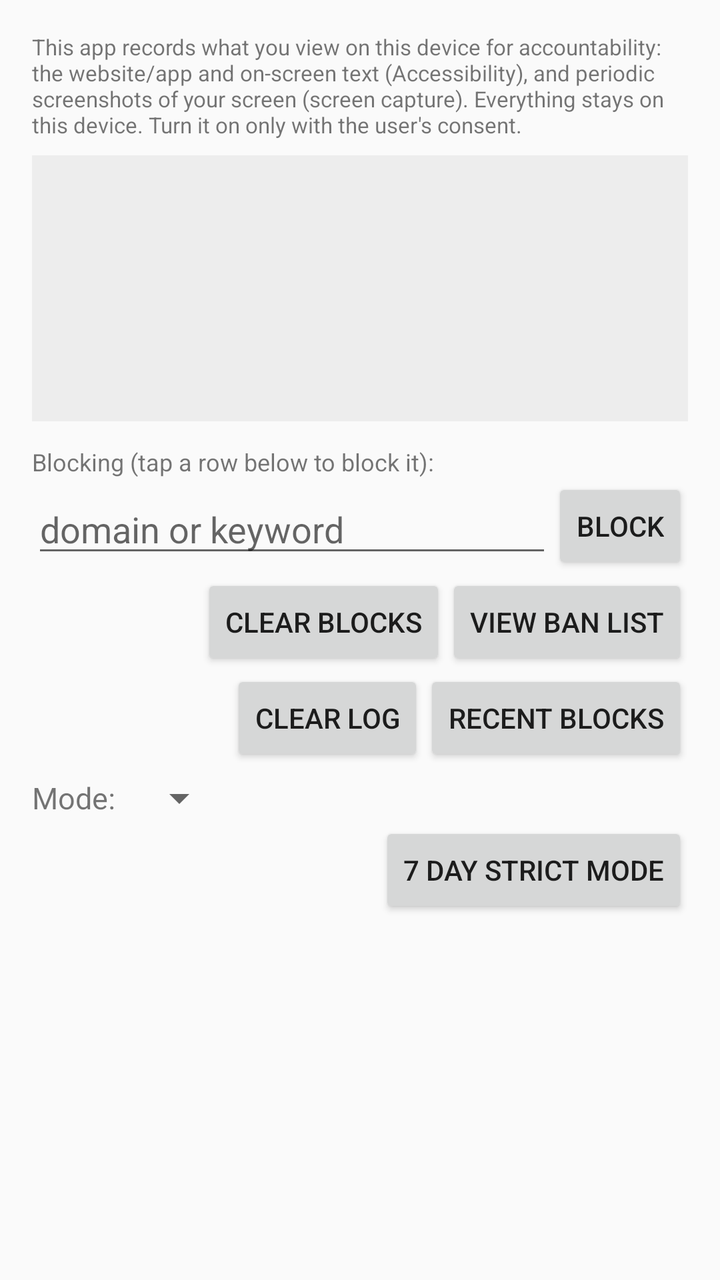
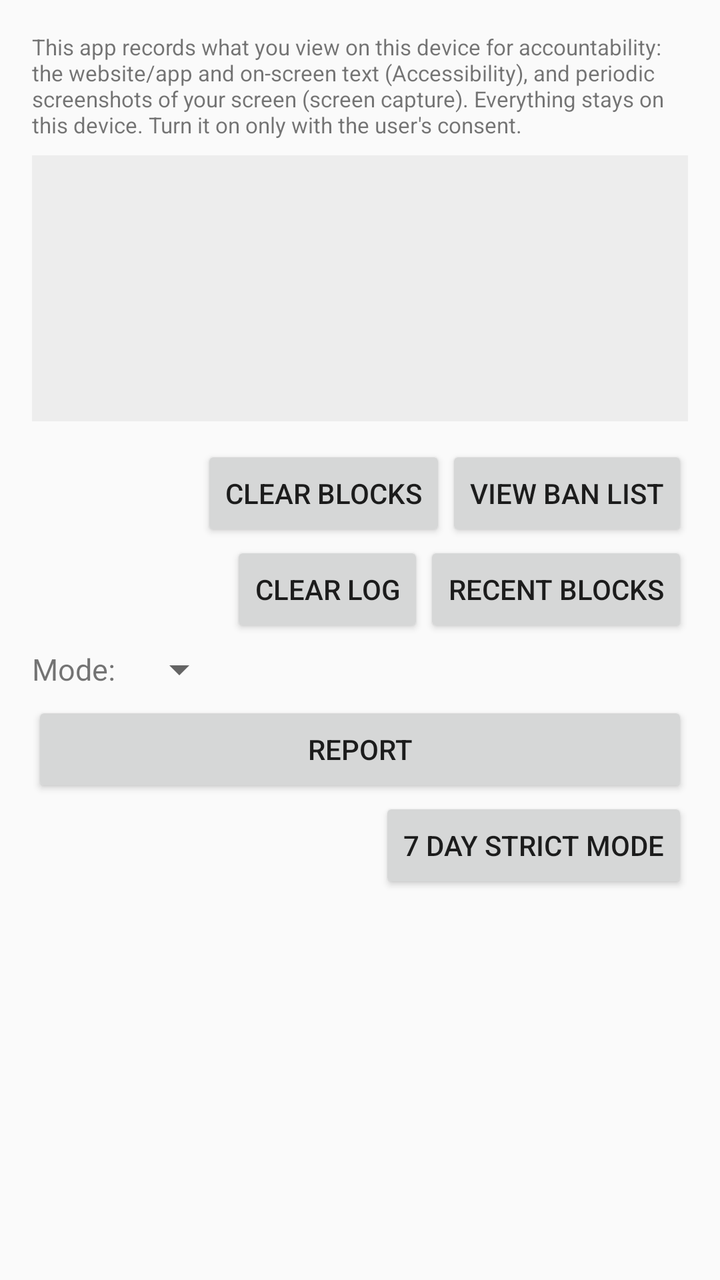

Before-and-after screenshots of an Android layout around one commit, followed by the original layout XML and the change that was made.
<!-- AndroidManifest.xml: application theme Theme.WebTrafficMonitor -->
<!-- res/layout/activity_main.xml -->
<?xml version="1.0" encoding="utf-8"?>
<LinearLayout xmlns:android="http://schemas.android.com/apk/res/android"
    android:layout_width="match_parent"
    android:layout_height="match_parent"
    android:orientation="vertical"
    android:padding="16dp">

    <TextView
        android:id="@+id/disclosure"
        android:layout_width="match_parent"
        android:layout_height="wrap_content"
        android:paddingBottom="8dp"
        android:text="@string/disclosure"
        android:textSize="11sp" />

    
    <LinearLayout
        android:layout_width="match_parent"
        android:layout_height="wrap_content"
        android:orientation="vertical"
        android:background="#0D000000"
        android:padding="12dp"
        android:layout_marginBottom="12dp">

        <TextView
            android:id="@+id/status_overlay"
            android:layout_width="match_parent"
            android:layout_height="wrap_content"
            android:clickable="true"
            android:focusable="true"
            android:paddingVertical="8dp"
            android:textSize="15sp" />

        <TextView
            android:id="@+id/status_accessibility"
            android:layout_width="match_parent"
            android:layout_height="wrap_content"
            android:clickable="true"
            android:focusable="true"
            android:paddingVertical="8dp"
            android:textSize="15sp" />

        <TextView
            android:id="@+id/status_lock"
            android:layout_width="match_parent"
            android:layout_height="wrap_content"
            android:clickable="true"
            android:focusable="true"
            android:paddingVertical="8dp"
            android:textSize="15sp" />
    </LinearLayout>

    <TextView
        android:id="@+id/block_rules"
        android:layout_width="match_parent"
        android:layout_height="wrap_content"
        android:text="@string/blocking_label"
        android:textSize="12sp" />

    <LinearLayout
        android:layout_width="match_parent"
        android:layout_height="wrap_content"
        android:gravity="center_vertical"
        android:orientation="horizontal">

        <EditText
            android:id="@+id/input_block"
            android:layout_width="0dp"
            android:layout_height="wrap_content"
            android:layout_weight="1"
            android:hint="@string/block_hint"
            android:imeOptions="actionDone"
            android:inputType="textNoSuggestions"
            android:maxLines="1" />

        <Button
            android:id="@+id/btn_block"
            style="?android:attr/buttonStyleSmall"
            android:layout_width="wrap_content"
            android:layout_height="wrap_content"
            android:text="@string/block" />
    </LinearLayout>

    
    <LinearLayout
        android:layout_width="match_parent"
        android:layout_height="wrap_content"
        android:gravity="end"
        android:orientation="horizontal">

        <Button
            android:id="@+id/btn_clear_blocks"
            style="?android:attr/buttonStyleSmall"
            android:layout_width="wrap_content"
            android:layout_height="wrap_content"
            android:text="@string/clear_blocks" />

        <Button
            android:id="@+id/btn_ban_list"
            style="?android:attr/buttonStyleSmall"
            android:layout_width="wrap_content"
            android:layout_height="wrap_content"
            android:text="View ban list" />

    </LinearLayout>

    
    <LinearLayout
        android:layout_width="match_parent"
        android:layout_height="wrap_content"
        android:gravity="end"
        android:orientation="horizontal">

        <Button
            android:id="@+id/btn_clear_log"
            style="?android:attr/buttonStyleSmall"
            android:layout_width="wrap_content"
            android:layout_height="wrap_content"
            android:text="@string/clear_log" />

        <Button
            android:id="@+id/btn_recent_blocks"
            style="?android:attr/buttonStyleSmall"
            android:layout_width="wrap_content"
            android:layout_height="wrap_content"
            android:text="Recent blocks" />
    </LinearLayout>

    
    <LinearLayout
        android:layout_width="match_parent"
        android:layout_height="wrap_content"
        android:gravity="center_vertical"
        android:orientation="horizontal"
        android:paddingTop="4dp">

        <TextView
            android:layout_width="wrap_content"
            android:layout_height="wrap_content"
            android:paddingEnd="8dp"
            android:text="Mode:"
            android:textSize="15sp" />

        <Spinner
            android:id="@+id/spinner_mode"
            android:layout_width="wrap_content"
            android:layout_height="wrap_content" />
    </LinearLayout>

    
    <LinearLayout
        android:layout_width="match_parent"
        android:layout_height="wrap_content"
        android:gravity="end"
        android:orientation="horizontal">

        <Button
            android:id="@+id/btn_strict_week"
            style="?android:attr/buttonStyleSmall"
            android:layout_width="wrap_content"
            android:layout_height="wrap_content"
            android:text="7 day strict mode" />
    </LinearLayout>

    <TextView
        android:id="@+id/empty_list"
        android:layout_width="match_parent"
        android:layout_height="wrap_content"
        android:paddingVertical="24dp"
        android:text="@string/empty_list"
        android:textAlignment="center"
        android:visibility="gone" />

    <androidx.recyclerview.widget.RecyclerView
        android:id="@+id/list"
        android:layout_width="match_parent"
        android:layout_height="0dp"
        android:layout_weight="1"
        android:clipToPadding="false"
        android:paddingTop="8dp" />

</LinearLayout>
<!-- resources referenced by this layout -->
<resources>
  <string name="block">Block</string>
  <string name="block_hint">domain or keyword</string>
  <string name="blocking_label">Blocking (tap a row below to block it):</string>
  <string name="clear_blocks">Clear blocks</string>
  <string name="clear_log">Clear log</string>
  <string name="disclosure">This app records what you view on this device for accountability: the website/app and on-screen text (Accessibility), and periodic screenshots of your screen (screen capture). Everything stays on this device. Turn it on only with the user\'s consent.</string>
  <string name="empty_list">Nothing recorded yet. Turn on monitoring above.</string>
  <style name="Theme.WebTrafficMonitor" parent="Theme.AppCompat.Light.NoActionBar" />
</resources>

<!-- the commit's change to res/layout/activity_main.xml (unified diff, before → after) -->
@@ -48,37 +48,6 @@
             android:focusable="true"
             android:paddingVertical="8dp"
             android:textSize="15sp" />
-    </LinearLayout>
-
-    <TextView
-        android:id="@+id/block_rules"
-        android:layout_width="match_parent"
-        android:layout_height="wrap_content"
-        android:text="@string/blocking_label"
-        android:textSize="12sp" />
-
-    <LinearLayout
-        android:layout_width="match_parent"
-        android:layout_height="wrap_content"
-        android:gravity="center_vertical"
-        android:orientation="horizontal">
-
-        <EditText
-            android:id="@+id/input_block"
-            android:layout_width="0dp"
-            android:layout_height="wrap_content"
-            android:layout_weight="1"
-            android:hint="@string/block_hint"
-            android:imeOptions="actionDone"
-            android:inputType="textNoSuggestions"
-            android:maxLines="1" />
-
-        <Button
-            android:id="@+id/btn_block"
-            style="?android:attr/buttonStyleSmall"
-            android:layout_width="wrap_content"
-            android:layout_height="wrap_content"
-            android:text="@string/block" />
     </LinearLayout>
 
     
@@ -148,6 +117,14 @@
     </LinearLayout>
 
     
+    <Button
+        android:id="@+id/btn_report"
+        android:layout_width="match_parent"
+        android:layout_height="wrap_content"
+        android:layout_marginTop="4dp"
+        android:text="Report" />
+
+    
     <LinearLayout
         android:layout_width="match_parent"
         android:layout_height="wrap_content"
<!-- resource entries referenced after the edit -->
@@ -1,8 +1,5 @@
 <!-- resources referenced by this layout -->
 <resources>
-  <string name="block">Block</string>
-  <string name="block_hint">domain or keyword</string>
-  <string name="blocking_label">Blocking (tap a row below to block it):</string>
   <string name="clear_blocks">Clear blocks</string>
   <string name="clear_log">Clear log</string>
   <string name="disclosure">This app records what you view on this device for accountability: the website/app and on-screen text (Accessibility), and periodic screenshots of your screen (screen capture). Everything stays on this device. Turn it on only with the user\'s consent.</string>
